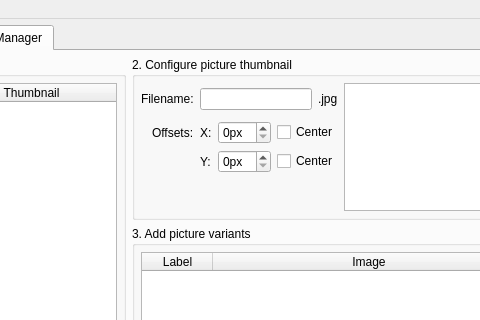
Qt form WndMain.ui (Driftini/fumoedit-qt) before a commit; both pictures show x 147 to 627 and y 0 to 320 of the 902 by 445 pixel window.
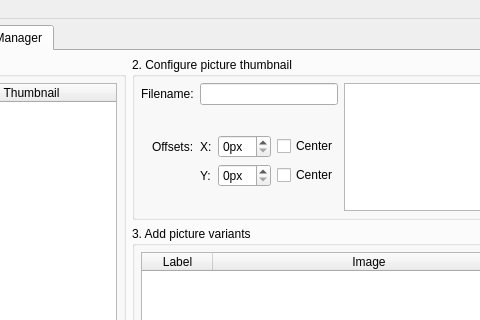
The same form after that commit. The open tabs and pages were chosen to show the change.

Commit message: Removed ".jpg" from thumbnail field

```diff
--- a/WndMain.ui
+++ b/WndMain.ui
@@ -243,24 +243,7 @@
            <string>2. Configure picture thumbnail</string>
           </property>
           <layout class="QGridLayout" name="gridLayout_8" columnstretch="0,0,0,0,0,1">
-           <item row="0" column="0" alignment="Qt::AlignRight">
-            <widget class="QLabel" name="LblThumbFilename">
-             <property name="text">
-              <string>Filename:</string>
-             </property>
-             <property name="buddy">
-              <cstring>LeThumbFilename</cstring>
-             </property>
-            </widget>
-           </item>
-           <item row="1" column="0" alignment="Qt::AlignRight">
-            <widget class="QLabel" name="LblThumbOffsets">
-             <property name="text">
-              <string>Offsets:</string>
-             </property>
-            </widget>
-           </item>
-           <item row="0" column="5" rowspan="4" alignment="Qt::AlignHCenter|Qt::AlignVCenter">
+           <item row="0" column="5" rowspan="5" alignment="Qt::AlignHCenter|Qt::AlignVCenter">
             <widget class="QGraphicsView" name="GvThumbPreview">
              <property name="sizePolicy">
               <sizepolicy hsizetype="Fixed" vsizetype="Fixed">
@@ -282,27 +265,31 @@
              </property>
             </widget>
            </item>
-           <item row="0" column="1" colspan="3">
-            <layout class="QHBoxLayout" name="horizontalLayout">
-             <item>
-              <widget class="QLineEdit" name="LeThumbFilename"/>
-             </item>
-             <item>
-              <widget class="QLabel" name="LblThumbExt">
-               <property name="maximumSize">
-                <size>
-                 <width>24</width>
-                 <height>16777215</height>
-                </size>
-               </property>
-               <property name="text">
-                <string>.jpg</string>
-               </property>
-              </widget>
-             </item>
-            </layout>
+           <item row="2" column="2">
+            <widget class="QSpinBox" name="SbThumbX">
+             <property name="suffix">
+              <string>px</string>
+             </property>
+            </widget>
            </item>
-           <item row="1" column="1">
+           <item row="2" column="3">
+            <widget class="QCheckBox" name="CbThumbCenterX">
+             <property name="text">
+              <string>Center</string>
+             </property>
+            </widget>
+           </item>
+           <item row="0" column="0" alignment="Qt::AlignRight">
+            <widget class="QLabel" name="LblThumbFilename">
+             <property name="text">
+              <string>Filename:</string>
+             </property>
+             <property name="buddy">
+              <cstring>LeThumbFilename</cstring>
+             </property>
+            </widget>
+           </item>
+           <item row="2" column="1">
             <widget class="QLabel" name="LblThumbX">
              <property name="text">
               <string>X:</string>
@@ -312,35 +299,28 @@
              </property>
             </widget>
            </item>
-           <item row="1" column="2">
-            <widget class="QSpinBox" name="SbThumbX">
-             <property name="suffix">
-              <string>px</string>
-             </property>
-            </widget>
-           </item>
-           <item row="1" column="3">
-            <widget class="QCheckBox" name="CbThumbCenterX">
-             <property name="text">
-              <string>Center</string>
-             </property>
-            </widget>
-           </item>
-           <item row="2" column="3">
-            <widget class="QCheckBox" name="CbThumbCenterY">
-             <property name="text">
-              <string>Center</string>
-             </property>
-            </widget>
-           </item>
-           <item row="2" column="2">
+           <item row="3" column="2">
             <widget class="QSpinBox" name="SbThumbY">
              <property name="suffix">
               <string>px</string>
              </property>
             </widget>
            </item>
-           <item row="2" column="1">
+           <item row="2" column="0" alignment="Qt::AlignRight">
+            <widget class="QLabel" name="LblThumbOffsets">
+             <property name="text">
+              <string>Offsets:</string>
+             </property>
+            </widget>
+           </item>
+           <item row="3" column="3">
+            <widget class="QCheckBox" name="CbThumbCenterY">
+             <property name="text">
+              <string>Center</string>
+             </property>
+            </widget>
+           </item>
+           <item row="3" column="1">
             <widget class="QLabel" name="LblThumbY">
              <property name="text">
               <string>Y:</string>
@@ -350,6 +330,9 @@
              </property>
             </widget>
            </item>
+           <item row="0" column="1" colspan="3">
+            <widget class="QLineEdit" name="LeThumbFilename"/>
+           </item>
           </layout>
          </widget>
         </item>
```
Left out of the diff: 4 changed lines with no effect on the pictures. The commit also changes 1 other file.
